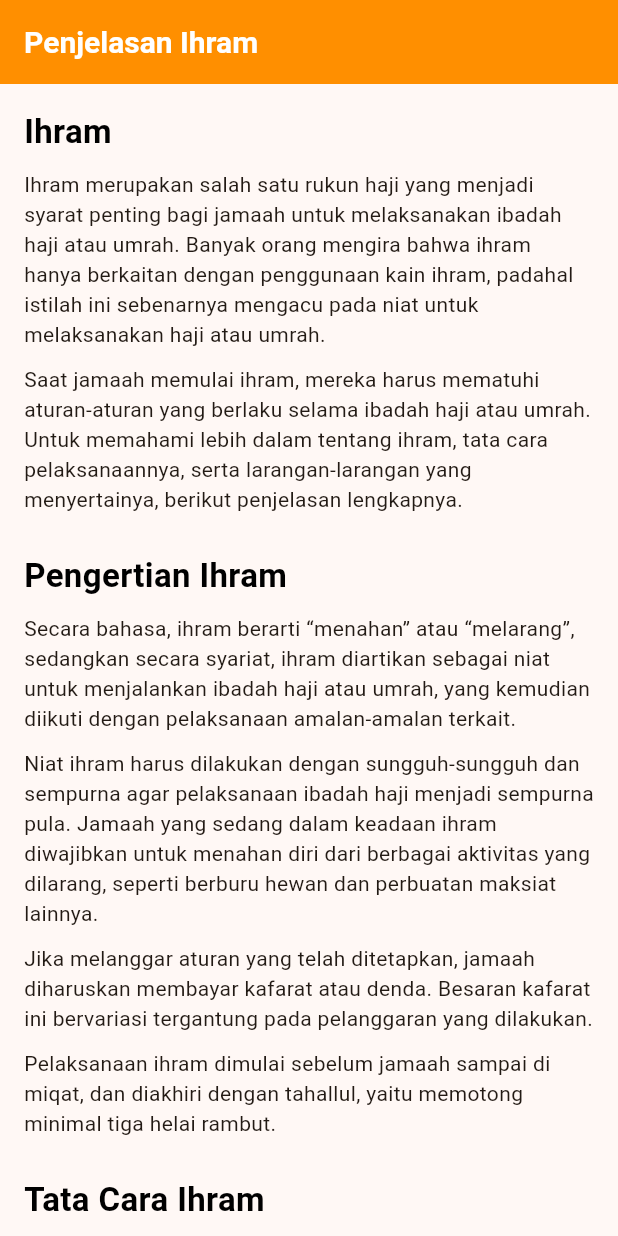
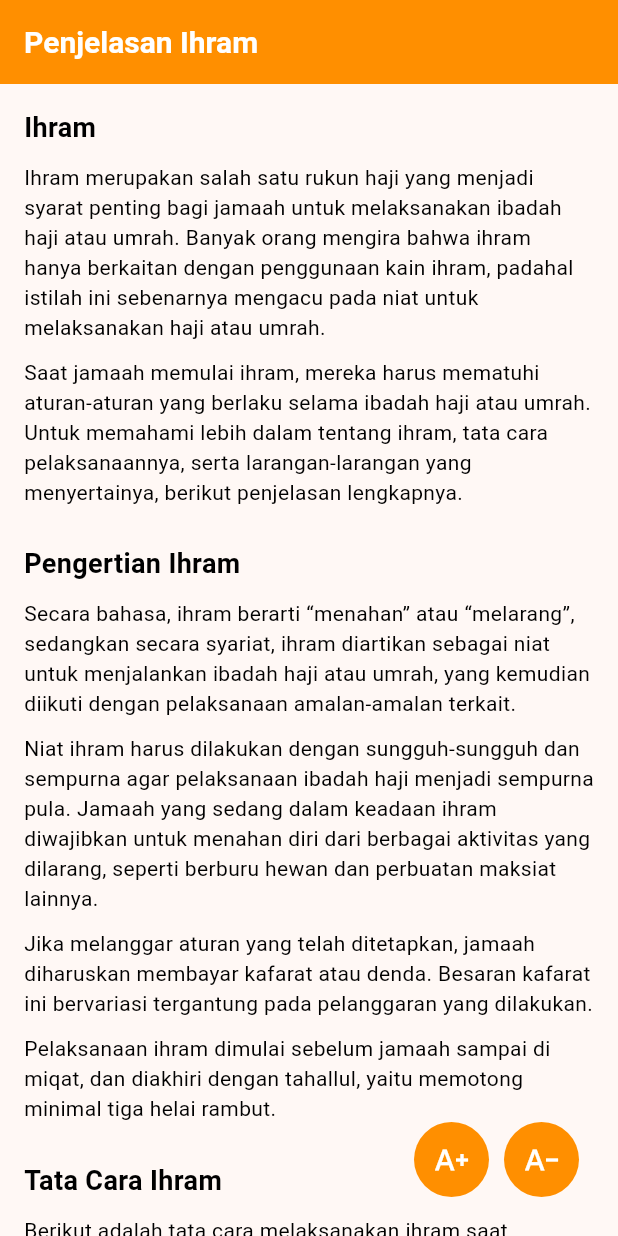
Before and after one commit to fikriymnn/ibadahku_mobile, a Flutter app: the PenjelasanIhram screen opened directly, on a phone screen of 412 x 824 dp. Run offline on Flutter 3.47's test engine with Material 3 defaults, Android fonts, the phone set to English and light mode, and no system bars; our stand-ins replace another_flutter_splash_screen, device_info_plus, dio, flutter_local_notifications, flutter_svg, font_awesome_flutter and 7 more; missing offline and left inert: bulleted_list, dart:ffi, flutter_background_service, flutter_qiblah; accounts and stored records are empty.

Commit message:
add button change size text

```diff
--- a/lib/screens/home/fiqihUmroh/ihramMiqot/penjelasanIhram.dart
+++ b/lib/screens/home/fiqihUmroh/ihramMiqot/penjelasanIhram.dart
@@ -1,11 +1,37 @@
 import 'package:bulleted_list/bulleted_list.dart';
 import 'package:flutter/material.dart';
+import 'package:ibadahku_mobile/widgets/buttonChangeSizeTextWidget.dart';
 
 import '../../../../constants/colors.dart';
 import '../../../../widgets/textWidgets.dart';
 
-class PenjelasanIhram extends StatelessWidget {
+class PenjelasanIhram extends StatefulWidget {
   const PenjelasanIhram({super.key});
+
+  @override
+  State<PenjelasanIhram> createState() => _PenjelasanIhramState();
+}
+
+class _PenjelasanIhramState extends State<PenjelasanIhram> {
+  double sizeTitle = 18;
+  double sizeText = 14;
+  double sizeArabic = 20;
+
+  void upSize() {
+    setState(() {
+      sizeTitle++;
+      sizeText++;
+      sizeArabic++;
+    });
+  }
+
+  void downSize() {
+    setState(() {
+      sizeTitle--;
+      sizeText--;
+      sizeArabic--;
+    });
+  }
 
   @override
   Widget build(BuildContext context) {
@@ -34,19 +60,21 @@ class PenjelasanIhram extends StatelessWidget {
               )),
         ], */
       ),
+      floatingActionButton:
+          ButtonChangeSizeTextWidget(UppSize: upSize, DownSize: downSize),
       body: SizedBox(
         width: MediaQuery.of(context).size.width,
         height: MediaQuery.of(context).size.height,
-        child: const SingleChildScrollView(
+        child: SingleChildScrollView(
           child: Padding(
-            padding: EdgeInsets.all(16.0),
+            padding: const EdgeInsets.all(16.0),
             child: Column(
               crossAxisAlignment: CrossAxisAlignment.start,
               children: [
                 Text(
                   "Ihram",
                   style: TextStyle(
-                    fontSize: 22,
+                    fontSize: sizeTitle,
                     fontWeight: FontWeight.bold,
                     color: blackColor,
                   ),
@@ -55,19 +83,29 @@ class PenjelasanIhram extends StatelessWidget {
                   height: 10,
                 ),
                 Text(
-                    "Ihram merupakan salah satu rukun haji yang menjadi syarat penting bagi jamaah untuk melaksanakan ibadah haji atau umrah. Banyak orang mengira bahwa ihram hanya berkaitan dengan penggunaan kain ihram, padahal istilah ini sebenarnya mengacu pada niat untuk melaksanakan haji atau umrah."),
+                  "Ihram merupakan salah satu rukun haji yang menjadi syarat penting bagi jamaah untuk melaksanakan ibadah haji atau umrah. Banyak orang mengira bahwa ihram hanya berkaitan dengan penggunaan kain ihram, padahal istilah ini sebenarnya mengacu pada niat untuk melaksanakan haji atau umrah.",
+                  style: TextStyle(
+                    fontSize: sizeText,
+                    color: blackColor,
+                  ),
+                ),
                 SizedBox(
                   height: 10,
                 ),
                 Text(
-                    "Saat jamaah memulai ihram, mereka harus mematuhi aturan-aturan yang berlaku selama ibadah haji atau umrah. Untuk memahami lebih dalam tentang ihram, tata cara pelaksanaannya, serta larangan-larangan yang menyertainya, berikut penjelasan lengkapnya."),
+                  "Saat jamaah memulai ihram, mereka harus mematuhi aturan-aturan yang berlaku selama ibadah haji atau umrah. Untuk memahami lebih dalam tentang ihram, tata cara pelaksanaannya, serta larangan-larangan yang menyertainya, berikut penjelasan lengkapnya.",
+                  style: TextStyle(
+                    fontSize: sizeText,
+                    color: blackColor,
+                  ),
+                ),
                 SizedBox(
                   height: 25,
                 ),
                 Text(
                   "Pengertian Ihram",
                   style: TextStyle(
-                    fontSize: 22,
+                    fontSize: sizeTitle,
                     fontWeight: FontWeight.bold,
                     color: blackColor,
                   ),
@@ -76,29 +114,49 @@ class PenjelasanIhram extends StatelessWidget {
                   height: 10,
                 ),
                 Text(
-                    "Secara bahasa, ihram berarti “menahan” atau “melarang”, sedangkan secara syariat, ihram diartikan sebagai niat untuk menjalankan ibadah haji atau umrah, yang kemudian diikuti dengan pelaksanaan amalan-amalan terkait."),
+                  "Secara bahasa, ihram berarti “menahan” atau “melarang”, sedangkan secara syariat, ihram diartikan sebagai niat untuk menjalankan ibadah haji atau umrah, yang kemudian diikuti dengan pelaksanaan amalan-amalan terkait.",
+                  style: TextStyle(
+                    fontSize: sizeText,
+                    color: blackColor,
+                  ),
+                ),
                 SizedBox(
                   height: 10,
                 ),
                 Text(
-                    "Niat ihram harus dilakukan dengan sungguh-sungguh dan sempurna agar pelaksanaan ibadah haji menjadi sempurna pula. Jamaah yang sedang dalam keadaan ihram diwajibkan untuk menahan diri dari berbagai aktivitas yang dilarang, seperti berburu hewan dan perbuatan maksiat lainnya."),
+                  "Niat ihram harus dilakukan dengan sungguh-sungguh dan sempurna agar pelaksanaan ibadah haji menjadi sempurna pula. Jamaah yang sedang dalam keadaan ihram diwajibkan untuk menahan diri dari berbagai aktivitas yang dilarang, seperti berburu hewan dan perbuatan maksiat lainnya.",
+                  style: TextStyle(
+                    fontSize: sizeText,
+                    color: blackColor,
+                  ),
+                ),
                 SizedBox(
                   height: 10,
                 ),
                 Text(
-                    "Jika melanggar aturan yang telah ditetapkan, jamaah diharuskan membayar kafarat atau denda. Besaran kafarat ini bervariasi tergantung pada pelanggaran yang dilakukan."),
+                  "Jika melanggar aturan yang telah ditetapkan, jamaah diharuskan membayar kafarat atau denda. Besaran kafarat ini bervariasi tergantung pada pelanggaran yang dilakukan.",
+                  style: TextStyle(
+                    fontSize: sizeText,
+                    color: blackColor,
+                  ),
+                ),
                 SizedBox(
                   height: 10,
                 ),
                 Text(
-                    "Pelaksanaan ihram dimulai sebelum jamaah sampai di miqat, dan diakhiri dengan tahallul, yaitu memotong minimal tiga helai rambut."),
+                  "Pelaksanaan ihram dimulai sebelum jamaah sampai di miqat, dan diakhiri dengan tahallul, yaitu memotong minimal tiga helai rambut.",
+                  style: TextStyle(
+                    fontSize: sizeText,
+                    color: blackColor,
+                  ),
+                ),
                 SizedBox(
                   height: 25,
                 ),
                 Text(
                   "Tata Cara Ihram",
                   style: TextStyle(
-                    fontSize: 22,
+                    fontSize: sizeTitle,
                     fontWeight: FontWeight.bold,
                     color: blackColor,
                   ),
@@ -107,63 +165,119 @@ class PenjelasanIhram extends StatelessWidget {
                   height: 10,
                 ),
                 Text(
-                    "Berikut adalah tata cara melaksanakan ihram saat menunaikan ibadah haji, yang dimulai dari miqat."),
+                  "Berikut adalah tata cara melaksanakan ihram saat menunaikan ibadah haji, yang dimulai dari miqat.",
+                  style: TextStyle(
+                    fontSize: sizeText,
+                    color: blackColor,
+                  ),
+                ),
                 SizedBox(
                   height: 10,
                 ),
                 Text(
-                    "Ihram haji dimulai di lokasi miqat yang telah ditentukan berdasarkan wilayah asal jamaah. Sebagai contoh, bagi jamaah Indonesia, miqat biasanya dimulai dari Jeddah."),
+                  "Ihram haji dimulai di lokasi miqat yang telah ditentukan berdasarkan wilayah asal jamaah. Sebagai contoh, bagi jamaah Indonesia, miqat biasanya dimulai dari Jeddah.",
+                  style: TextStyle(
+                    fontSize: sizeText,
+                    color: blackColor,
+                  ),
+                ),
                 SizedBox(
                   height: 10,
                 ),
                 Text(
-                    "Sebelum ihram, jamaah harus melakukan persiapan dengan membersihkan diri, seperti mandi besar (mandi junub), mencukur kumis, bulu ketiak, dan bulu kemaluan, serta memotong kuku."),
+                  "Sebelum ihram, jamaah harus melakukan persiapan dengan membersihkan diri, seperti mandi besar (mandi junub), mencukur kumis, bulu ketiak, dan bulu kemaluan, serta memotong kuku.",
+                  style: TextStyle(
+                    fontSize: sizeText,
+                    color: blackColor,
+                  ),
+                ),
                 SizedBox(
                   height: 10,
                 ),
                 Text(
-                    "Kemudian mengenakan pakaian ihram putih sesuai ketentuan:"),
+                  "Kemudian mengenakan pakaian ihram putih sesuai ketentuan:",
+                  style: TextStyle(
+                    fontSize: sizeText,
+                    color: blackColor,
+                  ),
+                ),
                 BulletedList(
                   bulletColor: blackColor,
                   listItems: [
                     Text(
-                        "Pakaian ihram wanita: menggunakan pakaian muslim berwarna putih yang menutup aurat."),
+                      "Pakaian ihram wanita: menggunakan pakaian muslim berwarna putih yang menutup aurat.",
+                      style: TextStyle(
+                        fontSize: sizeText,
+                        color: blackColor,
+                      ),
+                    ),
                     Text(
-                        "Pakaian ihram pria: terdiri dari dua lembar kain tak berjahit. Satu kain dipakai seperti sarung yang diikat di pinggang, sementara yang lainnya dipakai sebagai selendang yang disampirkan di bahu."),
+                      "Pakaian ihram pria: terdiri dari dua lembar kain tak berjahit. Satu kain dipakai seperti sarung yang diikat di pinggang, sementara yang lainnya dipakai sebagai selendang yang disampirkan di bahu.",
+                      style: TextStyle(
+                        fontSize: sizeText,
+                        color: blackColor,
+                      ),
+                    ),
                   ],
                 ),
                 SizedBox(
                   height: 10,
                 ),
                 Text(
-                    "Setelah berpakaian ihram, jamaah dianjurkan mengerjakan shalat sunnah ihram dua rakaat. Pada rakaat pertama membaca surah Al-Fatihah dan Al-Kafirun, sedangkan pada rakaat kedua membaca surah Al-Fatihah dan Al-Ikhlas."),
+                  "Setelah berpakaian ihram, jamaah dianjurkan mengerjakan shalat sunnah ihram dua rakaat. Pada rakaat pertama membaca surah Al-Fatihah dan Al-Kafirun, sedangkan pada rakaat kedua membaca surah Al-Fatihah dan Al-Ikhlas.",
+                  style: TextStyle(
+                    fontSize: sizeText,
+                    color: blackColor,
+                  ),
+                ),
                 SizedBox(
                   height: 10,
                 ),
                 Text(
-                    "Kemudian, jamaah bersiap menuju Mekkah dan mengucapkan niat haji. Setelah itu, dilanjutkan dengan membaca talbiyah:"),
+                  "Kemudian, jamaah bersiap menuju Mekkah dan mengucapkan niat haji. Setelah itu, dilanjutkan dengan membaca talbiyah:",
+                  style: TextStyle(
+                    fontSize: sizeText,
+                    color: blackColor,
+                  ),
+                ),
                 SizedBox(
                   height: 25,
                 ),
                 Text(
                   "لَبَّيْكَ اللَّهُمَّ لَبَّيْكَ، لَبَّيْكَ لَا شَرِيْكَ لَكَ لَبَّيْكَ، إِنَّ الْحَمْدَ وَالنِّعْمَةَ لَكَ وَالْمُلْكَ، لاَ شَرِيْكَ لَكَ",
-                  style: TextStyle(fontWeight: FontWeight.bold),
+                  style: TextStyle(
+                      fontWeight: FontWeight.bold, fontSize: sizeArabic),
                 ),
                 SizedBox(
                   height: 10,
                 ),
                 Text(
-                    "\u0022Labbaika Allahumma labbaik, labbaika laa syariika laka labbaik. Innal hamda wanni'mata laka wal mulk, laa syariikaa laka.\u0022"),
+                  "\u0022Labbaika Allahumma labbaik, labbaika laa syariika laka labbaik. Innal hamda wanni'mata laka wal mulk, laa syariikaa laka.\u0022",
+                  style: TextStyle(
+                    fontSize: sizeText,
+                    color: blackColor,
+                  ),
+                ),
                 SizedBox(
                   height: 10,
                 ),
                 Text(
-                    "Artinya: \u0022Ya Allah, aku datang memenuhi panggilan-Mu. Ya Allah, tidak ada sekutu bagi-Mu, sesungguhnya segala puji, nikmat, dan kekuasaan adalah milik-Mu. Tidak ada sekutu bagi-Mu.\u0022 (HR. Bukhari)"),
+                  "Artinya: \u0022Ya Allah, aku datang memenuhi panggilan-Mu. Ya Allah, tidak ada sekutu bagi-Mu, sesungguhnya segala puji, nikmat, dan kekuasaan adalah milik-Mu. Tidak ada sekutu bagi-Mu.\u0022 (HR. Bukhari)",
+                  style: TextStyle(
+                    fontSize: sizeText,
+                    color: blackColor,
+                  ),
+                ),
                 SizedBox(
                   height: 25,
                 ),
                 Text(
-                    "Setelah itu, jamaah haji dapat melanjutkan rangkaian ibadah haji lainnya, dengan tetap menjaga diri dari hal-hal yang dilarang selama ihram."),
+                  "Setelah itu, jamaah haji dapat melanjutkan rangkaian ibadah haji lainnya, dengan tetap menjaga diri dari hal-hal yang dilarang selama ihram.",
+                  style: TextStyle(
+                    fontSize: sizeText,
+                    color: blackColor,
+                  ),
+                ),
               ],
             ),
           ),
```
